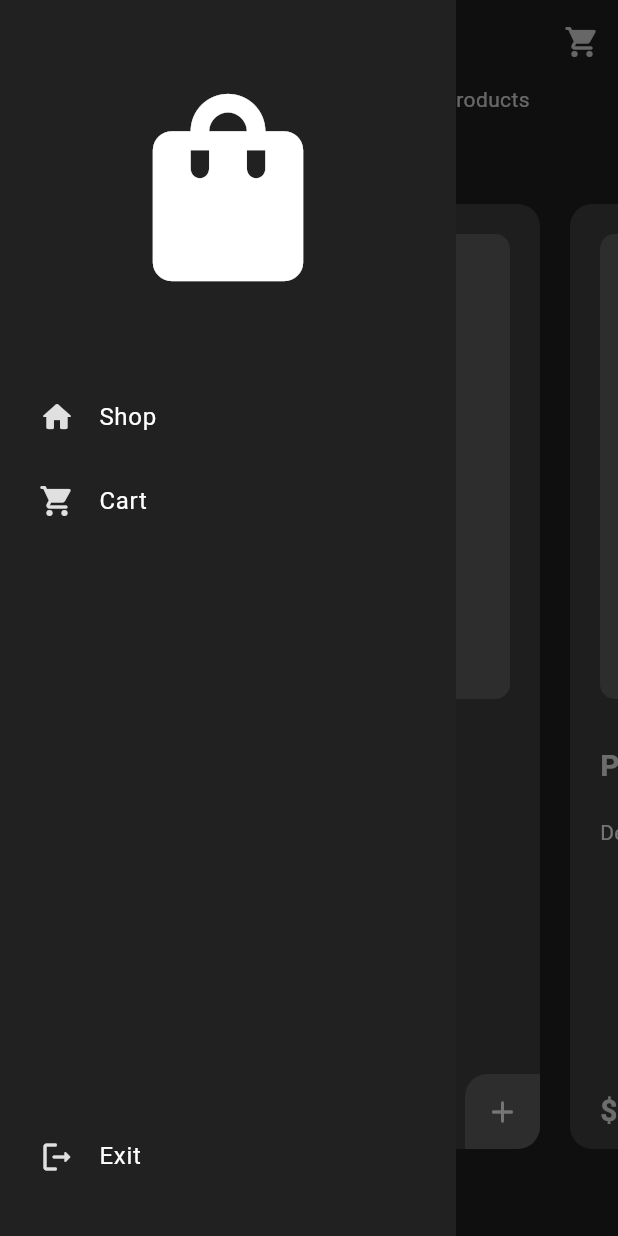
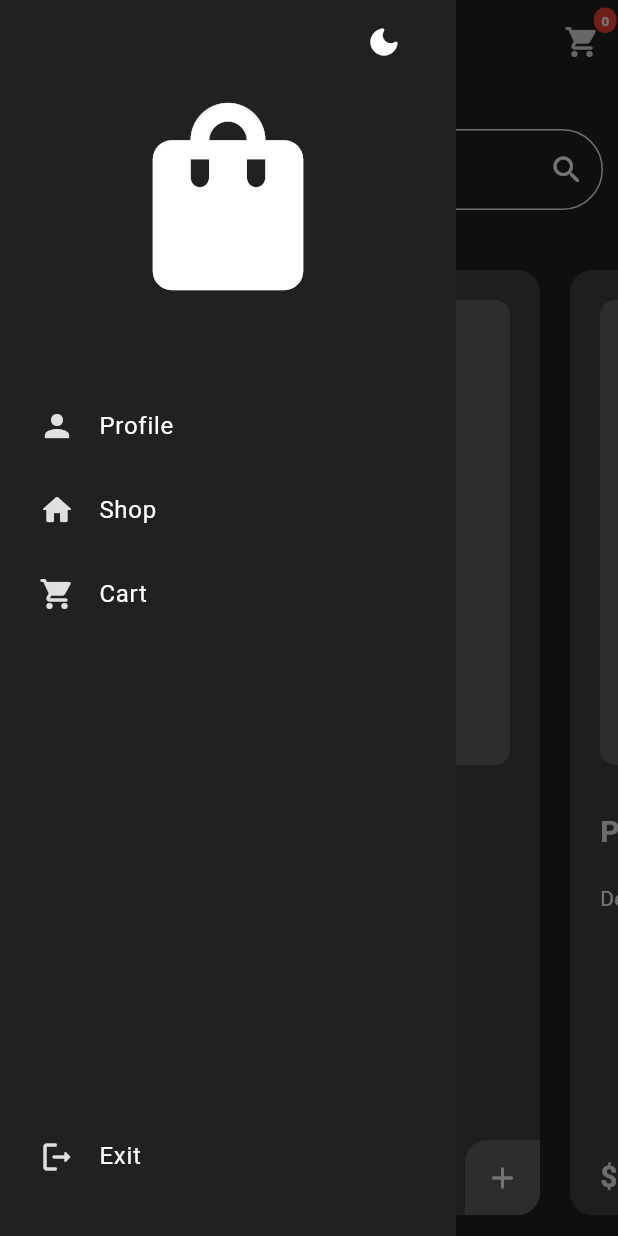
Before and after one commit to itsHuaan/Minimal-App, a Flutter app: the ShopPage screen opened by its route, with the side drawer open, on a phone screen of 412 x 824 dp. Run offline on Flutter 3.47's test engine with Material 3 defaults, Android fonts, the phone set to English and light mode, and no system bars.

Commit message:
minor changes

```diff
--- a/lib/components/my_drawer.dart
+++ b/lib/components/my_drawer.dart
@@ -1,5 +1,5 @@
 import 'package:flutter/material.dart';
-import 'package:minimal_shop/components/my_list_tile.dart';
+import 'package:minimal_shop/components/my_drawer_item.dart';
 
 class MyDrawer extends StatelessWidget {
   const MyDrawer({super.key});
@@ -12,19 +12,30 @@ class MyDrawer extends StatelessWidget {
       ),
       child: Column(
         children: [
+          ListTile(
+            trailing: IconButton(
+              onPressed: () {},
+              icon: const Icon(Icons.dark_mode_rounded),
+            ),
+          ),
           Container(
-            padding: const EdgeInsets.symmetric(vertical: 50.0),
+            padding: const EdgeInsets.only(bottom: 50.0),
             child: const Icon(
               Icons.shopping_bag_rounded,
               size: 150,
             ),
           ),
-          MyListTile(
+          MyDrawerItem(
+            text: "Profile",
+            icon: Icons.person,
+            onTap: () => Navigator.pop(context),
+          ),
+          MyDrawerItem(
             text: "Shop",
             icon: Icons.home_rounded,
             onTap: () => Navigator.pop(context),
           ),
-          MyListTile(
+          MyDrawerItem(
             text: "Cart",
             icon: Icons.shopping_cart_rounded,
             onTap: () {
@@ -35,7 +46,7 @@ class MyDrawer extends StatelessWidget {
           const Spacer(),
           Padding(
             padding: const EdgeInsets.symmetric(vertical: 25.0),
-            child: MyListTile(
+            child: MyDrawerItem(
               text: "Exit",
               icon: Icons.logout_rounded,
               onTap: () => Navigator.of(context).pushNamedAndRemoveUntil('/intro_page', (route) => false),
--- a/lib/components/my_list_tile.dart
+++ b/lib/components/my_drawer_item.dart
@@ -1,10 +1,10 @@
 import 'package:flutter/material.dart';
 
-class MyListTile extends StatelessWidget {
+class MyDrawerItem extends StatelessWidget {
   final IconData? icon;
   final String text;
   final void Function()? onTap;
-  const MyListTile({
+  const MyDrawerItem({
     super.key,
     this.icon,
     required this.text,
--- /dev/null
+++ b/lib/components/my_text_field.dart
@@ -0,0 +1,51 @@
+import 'package:flutter/material.dart';
+
+class MyTextField extends StatelessWidget {
+  const MyTextField({super.key});
+
+  @override
+  Widget build(BuildContext context) {
+    return TextField(
+      cursorRadius: const Radius.circular(100.0),
+      cursorColor: Theme.of(context).colorScheme.inverseSurface,
+      decoration: InputDecoration(
+        contentPadding: const EdgeInsets.symmetric(horizontal: 25.0, vertical: 15.0),
+        hintText: 'Search',
+        hintStyle: const TextStyle(
+          color: Colors.grey,
+        ),
+        suffixIcon: IconButton(
+          onPressed: () {},
+          icon: const Icon(Icons.search_rounded),
+        ),
+        enabledBorder: OutlineInputBorder(
+          borderSide: BorderSide(
+            color: Theme.of(context).colorScheme.inversePrimary,
+          ),
+          borderRadius: BorderRadius.circular(50),
+        ),
+        focusedBorder: OutlineInputBorder(
+          borderSide: BorderSide(
+            color: Theme.of(context).colorScheme.inversePrimary,
+          ),
+          borderRadius: BorderRadius.circular(50),
+        ),
+        errorBorder: OutlineInputBorder(
+          borderSide: BorderSide(
+            color: Theme.of(context).colorScheme.inversePrimary,
+          ),
+          borderRadius: BorderRadius.circular(50),
+        ),
+        focusedErrorBorder: OutlineInputBorder(
+          borderSide: BorderSide(
+            color: Theme.of(context).colorScheme.inversePrimary,
+          ),
+          borderRadius: BorderRadius.circular(50),
+        ),
+      ),
+      style: TextStyle(
+        color: Theme.of(context).colorScheme.inverseSurface,
+      ),
+    );
+  }
+}
--- a/lib/models/shop.dart
+++ b/lib/models/shop.dart
@@ -3,15 +3,15 @@ import 'package:minimal_shop/models/product.dart';
 
 class Shop extends ChangeNotifier {
   final List<Product> _shop = [
-    Product(name: 'Product 1', price: 99.99, description: 'Description for product 1', imagePath: 'assets/images/product1.png'),
-    Product(name: 'Product 2', price: 89.99, description: 'Description for product 2', imagePath: 'assets/images/product1.png'),
-    Product(name: 'Product 3', price: 79.99, description: 'Description for product 3', imagePath: 'assets/images/product1.png'),
-    Product(name: 'Product 4', price: 69.99, description: 'Description for product 4', imagePath: 'assets/images/product1.png'),
-    Product(name: 'Product 5', price: 59.99, description: 'Description for product 5', imagePath: 'assets/images/product1.png'),
-    Product(name: 'Product 6', price: 49.99, description: 'Description for product 6', imagePath: 'assets/images/product1.png'),
+    Product(name: 'Product 1', price: 99.99, description: 'Description for product 1', imagePath: 'assets/images/products/product1.png'),
+    Product(name: 'Product 2', price: 89.99, description: 'Description for product 2', imagePath: 'assets/images/products/product1.png'),
+    Product(name: 'Product 3', price: 79.99, description: 'Description for product 3', imagePath: 'assets/images/products/product1.png'),
+    Product(name: 'Product 4', price: 69.99, description: 'Description for product 4', imagePath: 'assets/images/products/product1.png'),
+    Product(name: 'Product 5', price: 59.99, description: 'Description for product 5', imagePath: 'assets/images/products/product1.png'),
+    Product(name: 'Product 6', price: 49.99, description: 'Description for product 6', imagePath: 'assets/images/products/product1.png'),
   ];
 
-  List<Product> _cart = [];
+  final List<Product> _cart = [];
 
   List<Product> get shop => _shop;
 
--- a/lib/pages/shop_page.dart
+++ b/lib/pages/shop_page.dart
@@ -1,6 +1,7 @@
 import 'package:flutter/material.dart';
 import 'package:minimal_shop/components/my_drawer.dart';
 import 'package:minimal_shop/components/my_product_tile.dart';
+import 'package:minimal_shop/components/my_text_field.dart';
 import 'package:minimal_shop/models/shop.dart';
 import 'package:provider/provider.dart';
 
@@ -10,14 +11,49 @@ class ShopPage extends StatelessWidget {
   @override
   Widget build(BuildContext context) {
     final products = context.watch<Shop>().shop;
+    final cart = context.watch<Shop>().cart;
     return Scaffold(
       appBar: AppBar(
         actions: [
-          IconButton(
-            onPressed: () {
-              Navigator.pushNamed(context, '/cart_page');
-            },
-            icon: const Icon(Icons.shopping_cart_rounded),
+          // IconButton(
+          //   onPressed: () {
+          //     Navigator.pushNamed(context, '/cart_page');
+          //   },
+          //   icon: const Icon(Icons.shopping_cart_rounded),
+          // ),
+          Stack(
+            children: [
+              IconButton(
+                onPressed: () {
+                  Navigator.pushNamed(context, '/cart_page');
+                },
+                icon: const Icon(Icons.shopping_cart_rounded),
+              ),
+              Positioned(
+                right: 1,
+                top: 1,
+                child: Container(
+                  padding: const EdgeInsets.all(2),
+                  decoration: BoxDecoration(
+                    color: Colors.red,
+                    borderRadius: BorderRadius.circular(10),
+                  ),
+                  constraints: const BoxConstraints(
+                    minWidth: 15,
+                    minHeight: 15,
+                  ),
+                  child: Text(
+                    cart.length.toString(), // Replace with dynamic count
+                    style: const TextStyle(
+                      color: Colors.white,
+                      fontSize: 9,
+                      fontWeight: FontWeight.bold,
+                    ),
+                    textAlign: TextAlign.center,
+                  ),
+                ),
+              ),
+            ],
           ),
         ],
         centerTitle: true,
@@ -33,13 +69,10 @@ class ShopPage extends StatelessWidget {
       drawer: const MyDrawer(),
       body: ListView(
         children: [
-          Padding(
-            padding: const EdgeInsets.only(bottom: 50.0),
+          const Padding(
+            padding: EdgeInsets.symmetric(vertical: 30.0, horizontal: 10.0),
             child: Center(
-              child: Text(
-                'Pick from a selected list of premium products',
-                style: TextStyle(color: Theme.of(context).colorScheme.inverseSurface),
-              ),
+              child: MyTextField(),
             ),
           ),
           SizedBox(
--- a/pubspec.yaml
+++ b/pubspec.yaml
@@ -61,7 +61,8 @@ flutter:
 
   # To add assets to your application, add an assets section, like this:
   assets:
-   - assets/images/
+   - assets/images/products/
+   - assets/images/user/
   #   - images/a_dot_ham.jpeg
 
   # An image asset can refer to one or more resolution-specific "variants", see
```
Also changed, not shown: lib/components/my_cart_tile.dart (+10 -4 lines), lib/components/my_product_tile.dart (+10 -4 lines), lib/main.dart (+6 -1 lines), lib/pages/profile_page.dart (added, +22 -0 lines), assets/images/products/product1.png (renamed from assets/images/product1.png), 1 other file.
